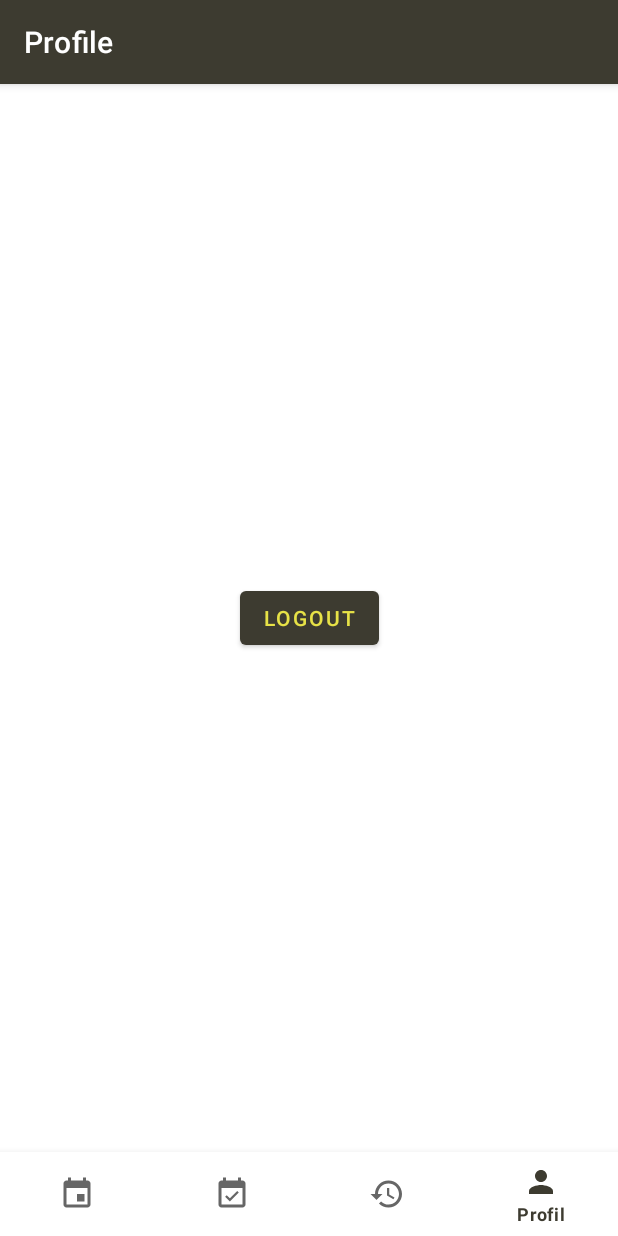
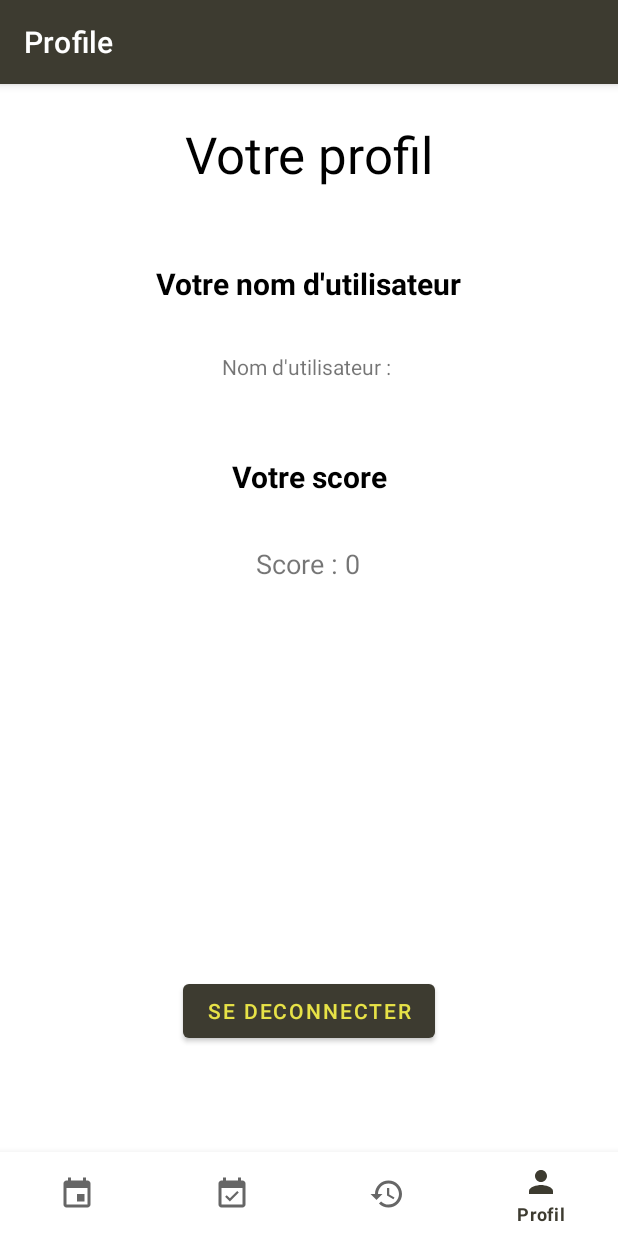
Before and after one commit to Maximilien-de-la-Gastine/PlayMate, an Android app: the ProfileFragment screen opened through its navigation route, on a phone screen of 412 x 824 dp. Run offline under Robolectric (Android 15) with nearby library versions, the phone set to English and light mode, and no system bars; our stand-ins replace navigation-ui; libraries missing offline, so code that uses them is left out: org.osmdroid.config, org.osmdroid.events, org.osmdroid.tileprovider, org.osmdroid.util, org.osmdroid.views; 9 statements that could not run were skipped.

Commit message:
La page de profile montre le score de l'utilisateur

```diff
--- a/app/src/main/java/com/playmate/DataBase.kt
+++ b/app/src/main/java/com/playmate/DataBase.kt
@@ -408,4 +408,22 @@ class DataBase(context: Context) : SQLiteOpenHelper(context, DATABASE_NAME, null
         return newRowId != -1L
     }
 
+    fun getUserScore(username: String): Int {
+        val db = this.readableDatabase
+        var score = 0
+
+        val query = "SELECT $COLUMN_SCORE FROM $TABLE_AUTH WHERE $COLUMN_USERNAME = ?"
+        val cursor = db.rawQuery(query, arrayOf(username))
+
+        cursor.use {
+            if (it.moveToFirst()) {
+                score = it.getInt(it.getColumnIndexOrThrow(COLUMN_SCORE))
+            }
+        }
+        cursor.close()
+
+        return score
+    }
+
+
 }
--- a/app/src/main/java/com/playmate/ui/profile/ProfileFragment.kt
+++ b/app/src/main/java/com/playmate/ui/profile/ProfileFragment.kt
@@ -18,9 +18,6 @@ import com.playmate.ui.authentication.LoginActivity
 class ProfileFragment : Fragment() {
 
     private var _binding: FragmentProfileBinding? = null
-
-    // This property is only valid between onCreateView and
-    // onDestroyView.
     private val binding get() = _binding!!
 
     override fun onCreateView(
@@ -28,15 +25,24 @@ class ProfileFragment : Fragment() {
         container: ViewGroup?,
         savedInstanceState: Bundle?
     ): View {
-
         _binding = FragmentProfileBinding.inflate(inflater, container, false)
         val root: View = binding.root
 
-        val logoutButton: Button = binding.root.findViewById(R.id.logout_button)
+        val textViewUserName: TextView = binding.textViewUserName
+        val scoreTextView: TextView = binding.scoreTextView
+
+        val userDBHelper = DataBase(requireContext())
+        val currentUserName = userDBHelper.getCurrentUsername()
+        val userScore = userDBHelper.getUserScore(currentUserName)
+
+        textViewUserName.text = "Nom d'utilisateur : $currentUserName"
+        scoreTextView.text = "Score : $userScore"
+
+        val logoutButton: Button = binding.logoutButton
         logoutButton.setOnClickListener {
-            // Déconnexion de l'utilisateur
             logoutUser()
         }
+
         return root
     }
 
@@ -44,7 +50,6 @@ class ProfileFragment : Fragment() {
         val userDBHelper = DataBase(requireContext())
         userDBHelper.clearLoggedInUser()
 
-        // Redirection vers l'écran de connexion (LoginActivity)
         val intent = Intent(requireActivity(), LoginActivity::class.java)
         intent.flags = Intent.FLAG_ACTIVITY_NEW_TASK or Intent.FLAG_ACTIVITY_CLEAR_TASK
         startActivity(intent)
--- a/app/src/main/res/layout/activity_login.xml
+++ b/app/src/main/res/layout/activity_login.xml
@@ -44,7 +44,7 @@
         android:id="@+id/editTextNewUsername"
         android:layout_width="match_parent"
         android:layout_height="wrap_content"
-        android:hint="New Username"
+        android:hint="Nouveau nom d'utilisateur"
         android:layout_margin="16dp"
         app:layout_constraintStart_toStartOf="parent"
         app:layout_constraintEnd_toEndOf="parent"
@@ -54,7 +54,7 @@
         android:id="@+id/editTextNewPassword"
         android:layout_width="match_parent"
         android:layout_height="wrap_content"
-        android:hint="New Password"
+        android:hint="Nouveau mot de passe"
         android:inputType="textPassword"
         android:layout_margin="16dp"
         app:layout_constraintStart_toStartOf="parent"
@@ -65,7 +65,7 @@
         android:id="@+id/buttonRegister"
         android:layout_width="match_parent"
         android:layout_height="wrap_content"
-        android:text="Register"
+        android:text="S'enregistrer"
         android:layout_margin="16dp"
         app:layout_constraintStart_toStartOf="parent"
         app:layout_constraintEnd_toEndOf="parent"
--- a/app/src/main/res/layout/fragment_profile.xml
+++ b/app/src/main/res/layout/fragment_profile.xml
@@ -15,10 +15,69 @@
         android:layout_height="wrap_content"
         android:layout_marginStart="32dp"
         android:layout_marginEnd="32dp"
-        android:text="Logout"
+        android:layout_marginBottom="70dp"
+        android:text="Se deconnecter"
         app:layout_constraintBottom_toBottomOf="parent"
+        app:layout_constraintEnd_toEndOf="parent"
+        app:layout_constraintStart_toStartOf="parent" />
+
+    <TextView
+        android:id="@+id/textViewProfileTitle"
+        android:layout_width="wrap_content"
+        android:layout_height="wrap_content"
+        android:layout_marginTop="24dp"
+        android:text="Votre profil"
+        android:textColor="#000000"
+        android:textSize="34sp"
         app:layout_constraintEnd_toEndOf="parent"
         app:layout_constraintStart_toStartOf="parent"
         app:layout_constraintTop_toTopOf="parent" />
 
+    <TextView
+        android:id="@+id/textViewUserNameTitle"
+        android:layout_width="wrap_content"
+        android:layout_height="wrap_content"
+        android:layout_marginTop="50dp"
+        android:text="Votre nom d'utilisateur"
+        android:textColor="#000000"
+        android:textSize="20sp"
+        android:textStyle="bold"
+        app:layout_constraintEnd_toEndOf="parent"
+        app:layout_constraintStart_toStartOf="parent"
+        app:layout_constraintTop_toBottomOf="@+id/textViewProfileTitle" />
+
+    <TextView
+        android:id="@+id/textViewUserName"
+        android:layout_width="wrap_content"
+        android:layout_height="wrap_content"
+        android:layout_marginTop="32dp"
+        app:layout_constraintEnd_toEndOf="parent"
+        app:layout_constraintStart_toStartOf="parent"
+        app:layout_constraintTop_toBottomOf="@+id/textViewUserNameTitle" />
+
+    <TextView
+        android:id="@+id/textViewScoreTitle"
+        android:layout_width="wrap_content"
+        android:layout_height="wrap_content"
+        android:layout_marginTop="50dp"
+        android:text="Votre score"
+        android:textColor="#000000"
+        android:textSize="20sp"
+        android:textStyle="bold"
+        app:layout_constraintEnd_toEndOf="parent"
+        app:layout_constraintStart_toStartOf="parent"
+        app:layout_constraintTop_toBottomOf="@+id/textViewUserName" />
+
+    <TextView
+        android:id="@+id/scoreTextView"
+        android:layout_width="wrap_content"
+        android:layout_height="wrap_content"
+        android:layout_centerInParent="true"
+        android:layout_marginTop="32dp"
+        android:textSize="18sp"
+        app:layout_constraintEnd_toEndOf="parent"
+        app:layout_constraintHorizontal_bias="0.498"
+        app:layout_constraintStart_toStartOf="parent"
+        app:layout_constraintTop_toBottomOf="@+id/textViewScoreTitle" />
+
 </androidx.constraintlayout.widget.ConstraintLayout>
```
